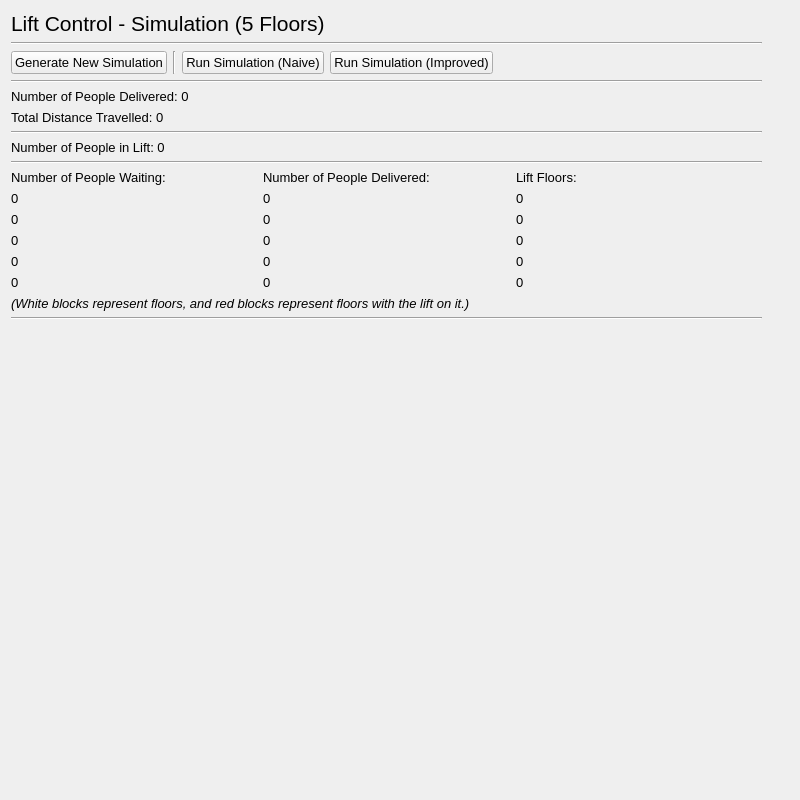
Qt form sim_5_floors.ui (IsaacCheng9/lift-control-simulation) before a commit.
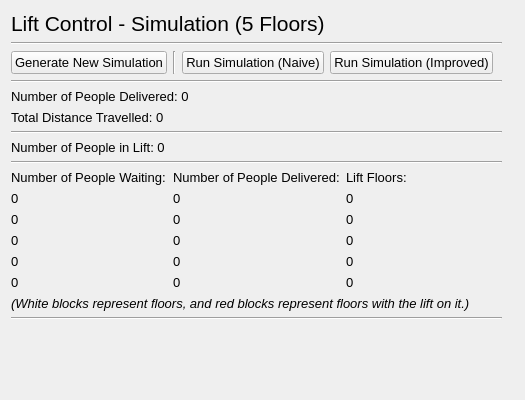
The same form after that commit.

```diff
--- a/sim_5_floors.ui
+++ b/sim_5_floors.ui
@@ -6,8 +6,8 @@
    <rect>
     <x>0</x>
     <y>0</y>
-    <width>800</width>
-    <height>800</height>
+    <width>525</width>
+    <height>400</height>
    </rect>
   </property>
   <property name="font">
@@ -25,8 +25,8 @@
      <rect>
       <x>11</x>
       <y>11</y>
-      <width>751</width>
-      <height>751</height>
+      <width>491</width>
+      <height>361</height>
      </rect>
     </property>
     <layout class="QVBoxLayout" name="vert_layout_lift_control">
```
